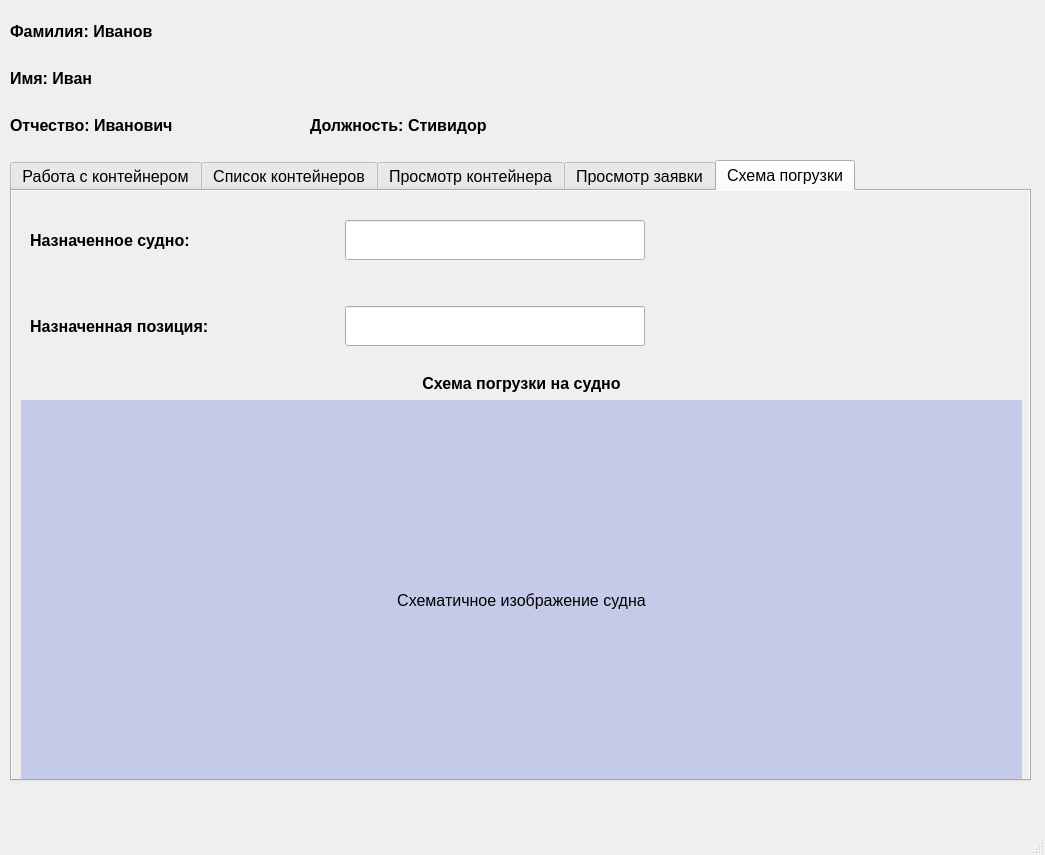
Old version of the form loadingwindow.ui in the repository SevaKarlov2005/SeaportClient.
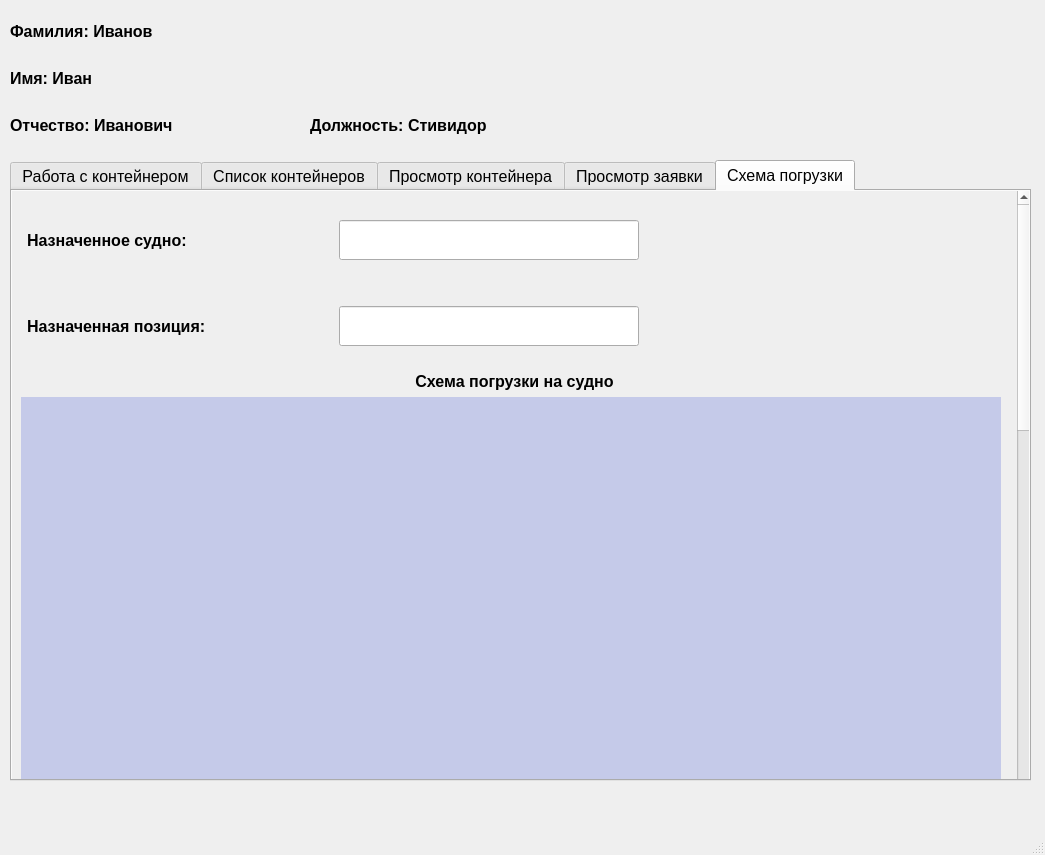
New version of the form. The open tabs and pages were chosen to show the change.

Commit message: Final LoadingWindow class

Diff of the .ui file:
```diff
--- a/loadingwindow.ui
+++ b/loadingwindow.ui
@@ -6066,7 +6066,7 @@
          <x>0</x>
          <y>0</y>
          <width>1002</width>
-         <height>634</height>
+         <height>1634</height>
         </rect>
        </property>
        <layout class="QVBoxLayout" name="verticalLayout">
@@ -6252,14 +6252,14 @@
          <widget class="QLabel" name="schema_label">
           <property name="minimumSize">
            <size>
-            <width>0</width>
-            <height>400</height>
+            <width>980</width>
+            <height>1400</height>
            </size>
           </property>
           <property name="maximumSize">
            <size>
-            <width>16777215</width>
-            <height>400</height>
+            <width>980</width>
+            <height>1400</height>
            </size>
           </property>
           <property name="baseSize">
```
Left out of the diff: 24 changed lines with no effect on the pictures. The commit also changes 2 other files.
